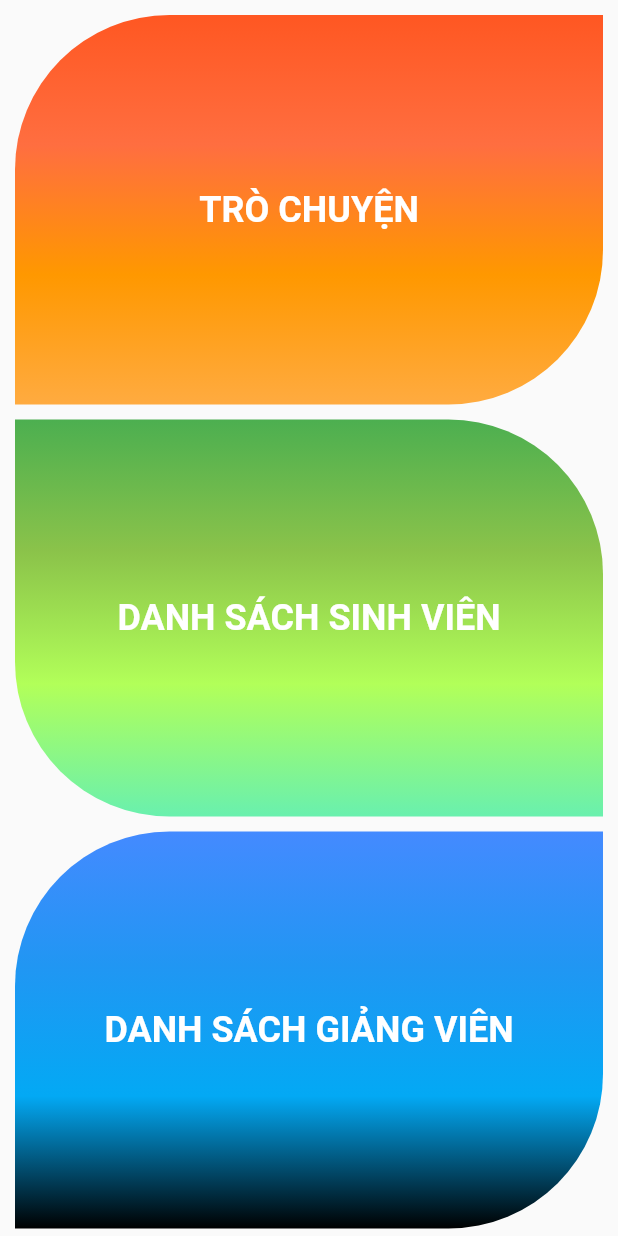
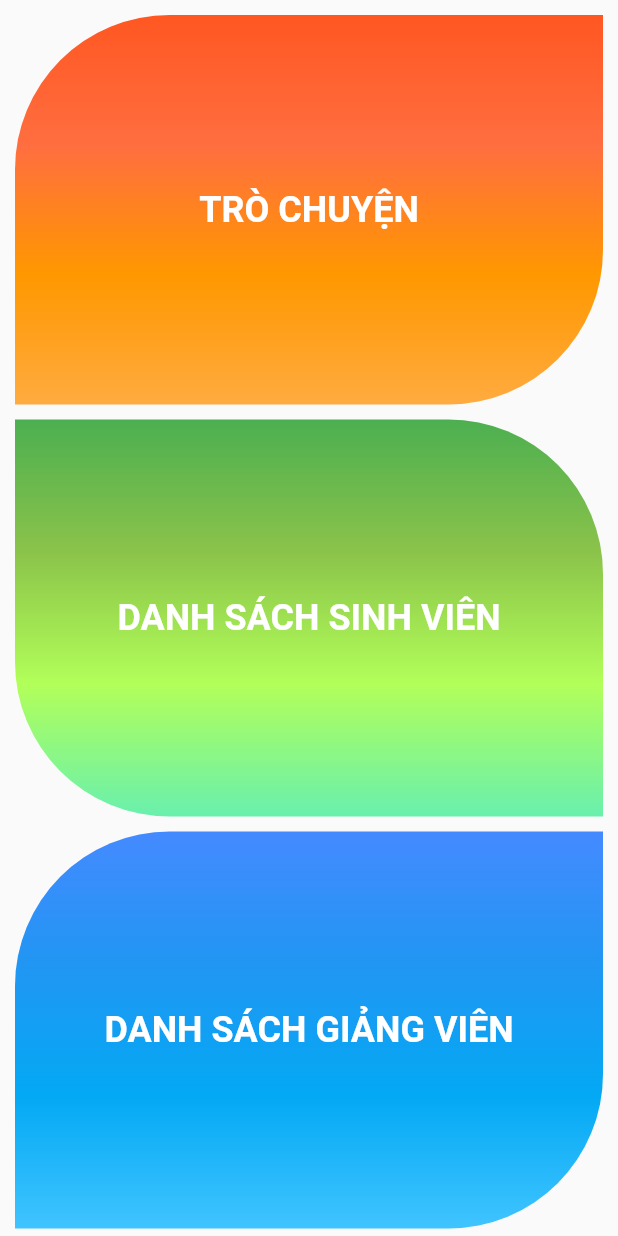
Before and after one commit to tonbach18598/Flutter-PCDashboard, a Flutter app: the ContactScreen widget shown alone on an empty page, opened directly, on a phone screen of 412 x 824 dp. Run offline on Flutter 3.47's test engine with Material 2 defaults, Android fonts, the phone set to English and light mode, and no system bars; drawn by our look-alikes of oktoast; our stand-ins replace after_layout, bloc, cached_network_image, dio, equatable, flutter_bloc and 6 more; missing offline and left inert: adhara_socket_io, easy_web_view, lazy_load_refresh_indicator; accounts and stored records are empty; network calls fail.

Commit message:
fix UI sign in

```diff
--- a/lib/screens/contact_screen.dart
+++ b/lib/screens/contact_screen.dart
@@ -101,7 +101,7 @@ class _ContactScreenState extends State<ContactScreen> {
                         Colors.blueAccent,
                         Colors.blue,
                         Colors.lightBlue,
-                        Colors.black,
+                        Colors.lightBlueAccent,
                       ],
                       begin: FractionalOffset.topCenter,
                       end: FractionalOffset.bottomCenter),
```
